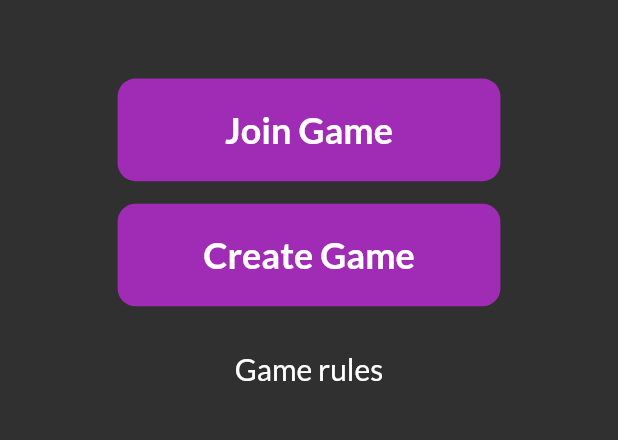
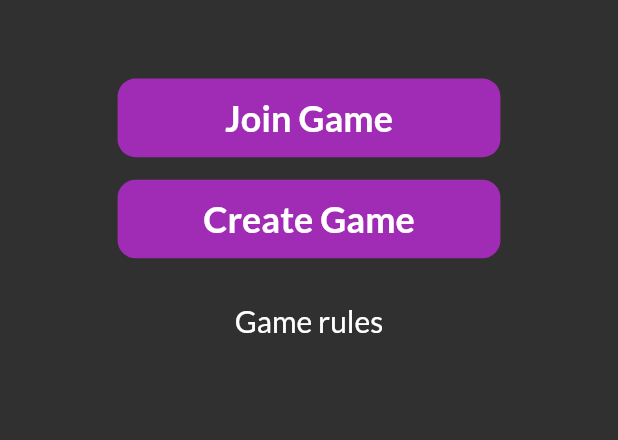
Before and after one commit to korenminchev/dice-fe, a Flutter app: the screen it shows after launch, on a phone screen of 412 x 824 dp, the part 611-1051 px from its top. Run offline on Flutter 3.47's test engine with Material 2 defaults, Android fonts, the phone set to English and light mode, and no system bars; our stand-ins replace bloc, dartz, equatable, flutter_bloc, get_it, numberpicker and 1 more; missing offline and left inert: dart:html, flutter_touch_spin; accounts and stored records are empty; generated files the repository leaves out were written again.

Commit message:
Fixed visual density.

```diff
--- a/lib/core/widgets/primary_button.dart
+++ b/lib/core/widgets/primary_button.dart
@@ -65,18 +65,24 @@ class PrimaryButton extends StatelessWidget {
           ),
         ),
         if (popupActionsBuilder != null)
-          Container(
+          PopupMenuButton(
+          itemBuilder: popupActionsBuilder!,
+          onSelected: onPopupItemSelected,
+          child: Container(
+            decoration: const BoxDecoration(
+              color: AppUI.primaryColor,
+              borderRadius: BorderRadius.horizontal(
+                right: Radius.circular(12.0),
+              )
+            ),
             width: width == null ? AppUI.widthUnit * 9 : width! / 4,
             height: height ?? AppUI.heightUnit * 7,
-            decoration: BoxDecoration(
-              borderRadius: const BorderRadius.horizontal(right: Radius.circular(12.0)),
-              color: onTap != null ? AppUI.primaryColor : AppUI.lightGrayColor
+            child: const Icon(
+              Icons.more_horiz,
+              color: Colors.white,
             ),
-            child: PopupMenuButton(
-              itemBuilder: popupActionsBuilder!,
-              onSelected: onPopupItemSelected,
-            )
-          )
+          ),
+        )
       ],
     );
   }
--- a/lib/main.dart
+++ b/lib/main.dart
@@ -79,7 +79,7 @@ class DiceApp extends StatelessWidget {
         fontFamily: "Lato",
         splashFactory: NoSplash.splashFactory,
         splashColor: Colors.transparent,
-        visualDensity: VisualDensity.adaptivePlatformDensity,
+        visualDensity: const VisualDensity(horizontal: -2, vertical: -2)
       ),
     );
   }
--- a/pubspec.yaml
+++ b/pubspec.yaml
@@ -15,7 +15,7 @@ publish_to: 'none' # Remove this line if you wish to publish to pub.dev
 # In iOS, build-name is used as CFBundleShortVersionString while build-number used as CFBundleVersion.
 # Read more about iOS versioning at
 # https://developer.apple.com/library/archive/documentation/General/Reference/InfoPlistKeyReference/Articles/CoreFoundationKeys.html
-version: 1.1.3
+version: 1.1.4
 
 environment:
   sdk: ">=2.16.1 <3.0.0"
```
